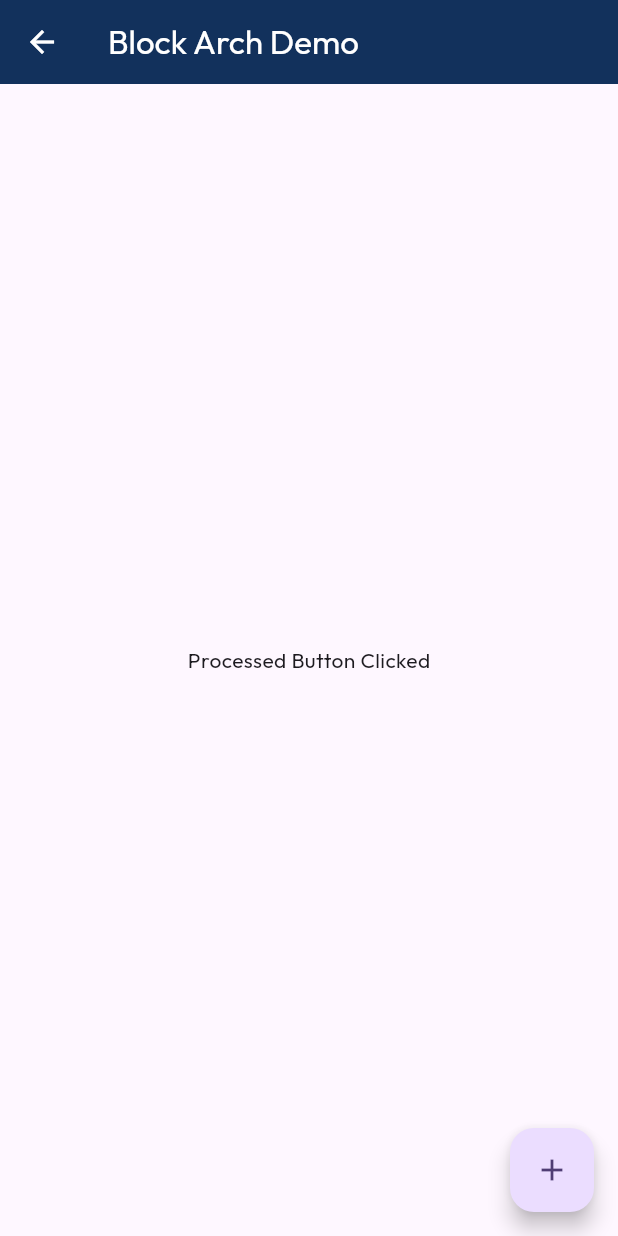
After one commit to wlf-pratik-11/WLF-Flutter-Demo-App, a Flutter app: the BlockScreen screen opened directly, after a tap on the "add" icon, on a phone screen of 412 x 824 dp. The commit adds this screen. Run offline on Flutter 3.47's test engine with Material 3 defaults, Android fonts, the phone set to English and light mode, and no system bars; our stand-ins replace email_validator, google_fonts, intl_phone_field.

Commit message:
Upload Block Arch. demo

```diff
--- a/lib/commons/multi_language_strings.dart
+++ b/lib/commons/multi_language_strings.dart
@@ -5,4 +5,5 @@ class MultiLanguageStrings {
   static final String mainPage = "Main Page" ;
   static final String tabBarDemo = "TabBar and Dialog Demo" ;
   static final String fillFormForNavigator = "Fill Form For Navigator" ;
+  static final String blockArchDemo = "Block Arch Demo" ;
 }
--- a/lib/main.dart
+++ b/lib/main.dart
@@ -42,4 +42,5 @@ class MyApp extends StatelessWidget {
       debugShowCheckedModeBanner: false,
     );
   }
+
 }
--- /dev/null
+++ b/lib/screens/blockDemo/block_screen.dart
@@ -0,0 +1,60 @@
+import 'package:flutter/material.dart';
+import 'package:flutter/services.dart';
+import 'package:main_app_demo/commons/multi_language_strings.dart';
+import 'package:main_app_demo/screens/blockDemo/block_screen_block.dart';
+
+import '../../commons/common_functions.dart';
+import '../../commons/my_colors.dart';
+
+class BlockScreen extends StatefulWidget {
+  const BlockScreen({super.key});
+
+  @override
+  State<BlockScreen> createState() => _BlockScreenState();
+}
+
+class _BlockScreenState extends State<BlockScreen> {
+
+  final BlockScreenBlock _block =  BlockScreenBlock();
+
+  @override
+  Widget build(BuildContext context) {
+    return Scaffold(
+        appBar: AppBar(
+          title: Text(
+            MultiLanguageStrings.blockArchDemo,
+            style: appbarTextStyle(),
+          ),
+          iconTheme: IconThemeData(color: Colors.white),
+          backgroundColor: MyColors.darkBlue,
+          systemOverlayStyle: SystemUiOverlayStyle(
+            systemStatusBarContrastEnforced: true,
+            // statusBarIconBrightness: Brightness.dark, // For Android (dark icons)
+          ),
+        ),
+      body: Center(
+        child: StreamBuilder<String>(
+            stream: _block.myStream,
+            builder: (context,snapshot){
+              if(snapshot.hasData){
+                return Text(snapshot.data.toString());
+              }else{
+                return Text("No Deta..!!");
+              }
+            }
+        ),
+      ),
+      floatingActionButton: FloatingActionButton(
+          onPressed: () {
+            _block.processEvent("Button Clicked");
+          },
+        child: Icon(Icons.add),
+      ),
+    );
+  }
+  @override
+  void dispose(){
+    _block.dispose();
+    super.dispose();
+  }
+}
--- /dev/null
+++ b/lib/screens/blockDemo/block_screen_block.dart
@@ -0,0 +1,17 @@
+import 'dart:async';
+
+class BlockScreenBlock{
+  final _myController = StreamController<String>();
+  Stream<String> get myStream => _myController.stream;
+  Sink<String> get mySink => _myController.sink;
+
+  void processEvent(String event){
+    String newState = "Processed $event";
+    mySink.add(newState);
+  }
+
+  void dispose(){
+    _myController.close();
+  }
+
+}
--- a/lib/screens/form_for_navigator.dart
+++ b/lib/screens/form_for_navigator.dart
@@ -183,7 +183,10 @@ class _FormForNavigatorState extends State<FormForNavigator> {
                   ),
                   validator: (value) {
                     // Real-time email validation
-                    if (!EmailValidator.validate(_email.text)) {
+                    if(_email.text.isEmpty){
+                      return "Enter Your Email";
+                    }
+                    else if (!EmailValidator.validate(_email.text)) {
                       return "Invalid Email..!";
                     }
                   },
--- a/lib/screens/main_page.dart
+++ b/lib/screens/main_page.dart
@@ -5,6 +5,7 @@ import 'package:main_app_demo/commons/multi_language_strings.dart';
 import 'package:main_app_demo/screens/tabbar_demo_page.dart';
 
 import '../commons/my_colors.dart';
+import 'blockDemo/block_screen.dart';
 
 class MainPage extends StatelessWidget {
   const MainPage({super.key});
@@ -18,6 +19,10 @@ class MainPage extends StatelessWidget {
       "name":"Tabbar and Dialog Demo",
       "route":TabbarDemoPage()
     },
+    {
+      "name":"Block Arch Demo",
+      "route": BlockScreen()
+    }
   ];
 
   @override
```
Also changed, not shown: lib/screens/blockDemo/block_screen_dl.dart (added), lib/screens/blockDemo/block_screen_repo.dart (added), 1 other file.
